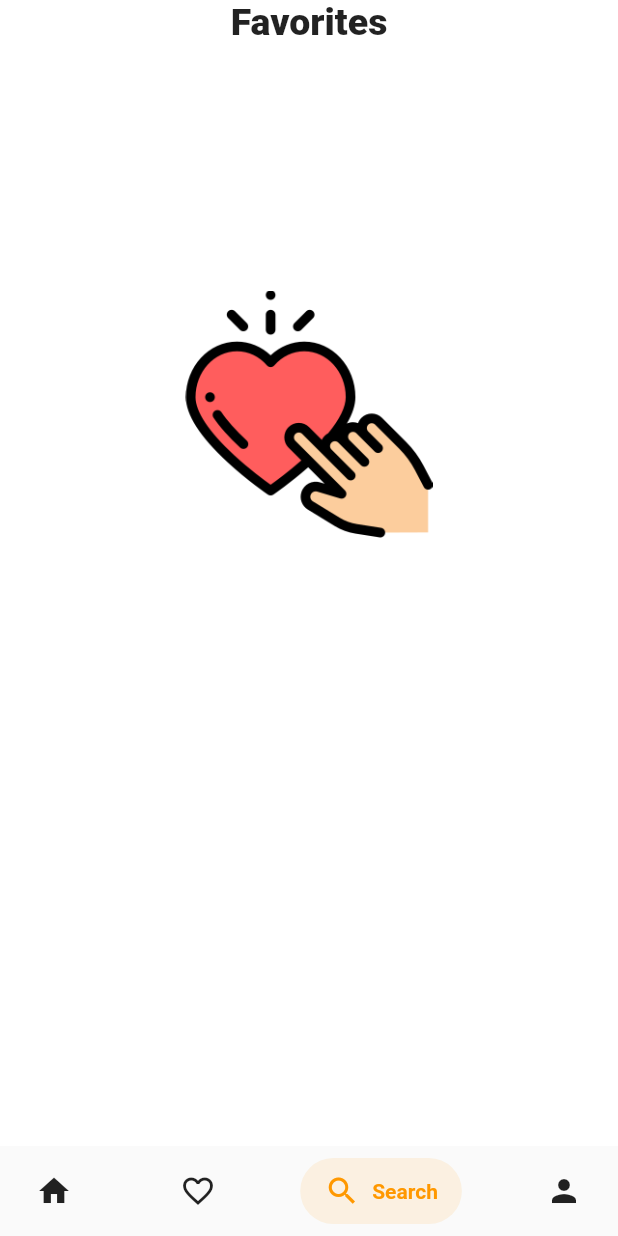
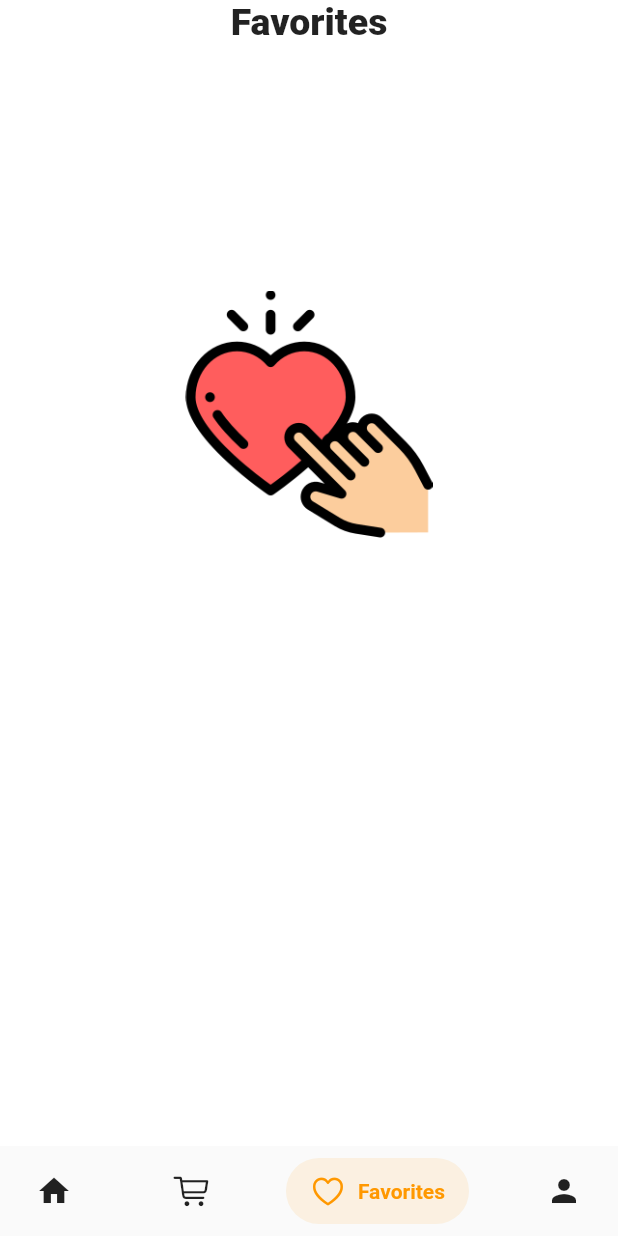
Before and after one commit to raghavguptaeng/kawaii, a Flutter app: the HomeScreen screen opened by its route, item 3 of the bottom bar chosen, on a phone screen of 412 x 824 dp. Run offline on Flutter 3.47's test engine with Material 2 defaults, Android fonts, the phone set to English and light mode, and no system bars; drawn by our look-alikes of salomon_bottom_bar; our stand-ins replace cloud_firestore, firebase_auth, firebase_core, font_awesome_flutter, google_sign_in; missing offline and left inert: razorpay_flutter; accounts and stored records are empty; Roboto replaces fonts that are missing (Metropolis); statements that could not run were skipped.

Commit message:
Spelling Fixed

```diff
--- a/lib/Screens/HomeScreens/HomeScreen.dart
+++ b/lib/Screens/HomeScreens/HomeScreen.dart
@@ -34,42 +34,6 @@ class _HomeScreenState extends State<HomeScreen> {
                 Profile()
               ],
             ),
-            // Align(
-            //   alignment: Alignment.bottomCenter,
-            //   child: SalomonBottomBar(
-            //     currentIndex: _currentIndex,
-            //     onTap: (i) => setState(() => _currentIndex = i),
-            //     items: [
-            //       /// Home
-            //       SalomonBottomBarItem(
-            //         icon: Icon(Icons.home),
-            //         title: Text("Home"),
-            //         selectedColor: Colors.purple,
-            //       ),
-            //
-            //       /// Likes
-            //       SalomonBottomBarItem(
-            //         icon: Icon(Icons.favorite_border),
-            //         title: Text("Likes"),
-            //         selectedColor: Colors.pink,
-            //       ),
-            //
-            //       /// Search
-            //       SalomonBottomBarItem(
-            //         icon: Icon(Icons.search),
-            //         title: Text("Search"),
-            //         selectedColor: Colors.orange,
-            //       ),
-            //
-            //       /// Profile
-            //       SalomonBottomBarItem(
-            //         icon: Icon(Icons.person),
-            //         title: Text("Profile"),
-            //         selectedColor: Colors.teal,
-            //       ),
-            //     ],
-            //   ),
-            // ),
           ],
         ),
       ),
@@ -86,15 +50,15 @@ class _HomeScreenState extends State<HomeScreen> {
 
           /// Likes
           SalomonBottomBarItem(
-            icon: Icon(Icons.favorite_border),
-            title: Text("Likes"),
+            icon: Icon(CupertinoIcons.cart),
+            title: Text("Cart"),
             selectedColor: Colors.pink,
           ),
 
           /// Search
           SalomonBottomBarItem(
-            icon: Icon(Icons.search),
-            title: Text("Search"),
+            icon: Icon(CupertinoIcons.heart),
+            title: Text("Favorites"),
             selectedColor: Colors.orange,
           ),
 
```
Also changed, not shown: pubspec.lock, 2 other files.
